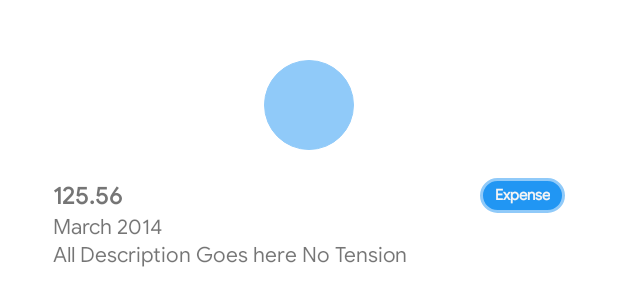
After one commit to ashik-e-rabbani/Impresario, an Android app: the layout transaction_info_dialog.xml on its own in the app's theme, with its tools: preview values and no code run, on a phone screen of 412 x 824 dp. The commit adds this screen. Shown: the top 306 px of the screen. Run offline under Robolectric (Android 15) with nearby library versions, the light colour scheme and no system bars.

Commit message:
Update edit Buttom| txn details dialog added
Item bottom line view added
Avatar tk sign color chnge by expense and income
Font adjust

```diff
--- a/app/src/main/res/drawable/rounded_expense_bg.xml
+++ b/app/src/main/res/drawable/rounded_expense_bg.xml
@@ -3,7 +3,7 @@
     <item android:state_pressed="false">
         <shape android:shape="rectangle">
             <corners android:radius="1000dp" />
-            <solid android:color="@color/white" />
+            <solid android:color="#ff7043" />
             <stroke
                 android:width="0.8dip"
                 android:color="#EF5350" />
--- a/app/src/main/res/drawable/rounded_income_bg.xml
+++ b/app/src/main/res/drawable/rounded_income_bg.xml
@@ -3,10 +3,10 @@
     <item android:state_pressed="false">
         <shape android:shape="rectangle">
             <corners android:radius="1000dp" />
-            <solid android:color="@color/white" />
+            <solid android:color="@color/blue_200" />
             <stroke
                 android:width="0.8dip"
-                android:color="#26A69A" />
+                android:color="@color/blue_200" />
             <padding
                 android:bottom="4dp"
                 android:left="4dp"
--- a/app/src/main/res/layout/activity_all_transactions.xml
+++ b/app/src/main/res/layout/activity_all_transactions.xml
@@ -151,8 +151,7 @@
         android:layout_height="match_parent"
         android:layout_weight="60"
         android:background="@color/smoke_white"
-        android:paddingLeft="15dp"
         android:paddingTop="0dp"
-        android:paddingRight="15dp"></androidx.recyclerview.widget.RecyclerView>
+        ></androidx.recyclerview.widget.RecyclerView>
 
 </LinearLayout>
--- a/app/src/main/res/layout/activity_homepage.xml
+++ b/app/src/main/res/layout/activity_homepage.xml
@@ -198,9 +198,9 @@
             android:layout_height="match_parent"
             android:layout_weight="60"
             android:background="@color/smoke_white"
-            android:paddingLeft="15dp"
+            android:paddingLeft="0dp"
             android:paddingTop="0dp"
-            android:paddingRight="15dp"></androidx.recyclerview.widget.RecyclerView>
+            android:paddingRight="0dp"></androidx.recyclerview.widget.RecyclerView>
 
     </LinearLayout>
 
--- /dev/null
+++ b/app/src/main/res/layout/transaction_info_dialog.xml
@@ -0,0 +1,74 @@
+<?xml version="1.0" encoding="utf-8"?>
+<LinearLayout xmlns:android="http://schemas.android.com/apk/res/android"
+    android:layout_width="match_parent"
+    android:layout_height="wrap_content"
+    android:orientation="vertical"
+    android:padding="20dp">
+
+    <ImageView
+        android:layout_width="60dp"
+        android:layout_height="60dp"
+        android:layout_gravity="center_horizontal"
+        android:layout_marginTop="20dp"
+        android:src="@drawable/rounded_income_bg">
+
+    </ImageView>
+
+    <TableLayout
+        android:layout_width="match_parent"
+        android:layout_height="wrap_content"
+        android:layout_gravity="center_horizontal"
+        android:padding="15dp"
+        android:stretchColumns="0">
+
+        <TableRow
+            android:layout_width="wrap_content"
+            android:layout_height="wrap_content"
+
+            android:layout_marginTop="3dp">
+
+
+            <TextView
+                android:layout_width="wrap_content"
+                android:layout_height="match_parent"
+                android:gravity="center|left"
+                android:text="125.56"
+                android:textColor="@color/black100"
+                android:textSize="16sp"
+                android:textStyle="bold"></TextView>
+
+            <TextView
+                android:id="@+id/viewAllTxn"
+                android:layout_width="wrap_content"
+                android:layout_height="match_parent"
+                android:background="@drawable/rounded_btn_blue200"
+                android:clickable="true"
+                android:gravity="center|center_horizontal"
+                android:paddingLeft="10dp"
+                android:paddingRight="10dp"
+                android:text="Expense"
+                android:textAllCaps="false"
+                android:textColor="@color/smoke_white"
+                android:textSize="10sp"
+                android:textStyle="bold"></TextView>
+
+
+        </TableRow>
+
+        <TextView
+            android:layout_width="match_parent"
+            android:layout_height="match_parent"
+            android:text="March 2014"
+            android:textSize="14sp"></TextView>
+
+        <TextView
+            android:layout_width="match_parent"
+            android:layout_height="match_parent"
+            android:text="All Description Goes here No Tension"
+            android:textSize="14sp"></TextView>
+
+
+    </TableLayout>
+
+
+</LinearLayout>
--- a/app/src/main/res/values/colors.xml
+++ b/app/src/main/res/values/colors.xml
@@ -11,6 +11,7 @@
     <color name="black">#FF000000</color>
     <color name="black100">#BA424242</color>
     <color name="white">#FFFFFF</color>
+    <color name="red">#EF5350</color>
     <color name="smoke_white">#f5f5f5</color>
     <color name="ghost_white">#f8f8ff</color>
     <color name="color_green">#009688</color>
```
Also changed, not shown: app/src/main/java/com/afss/impresario/Adapter/RecyclerAdapter.java (+22 -5 lines), app/src/main/res/drawable/rippler_bg.xml (added, +11 -0 lines), app/src/main/res/layout/txnrecycler_layout.xml (+30 -7 lines).
